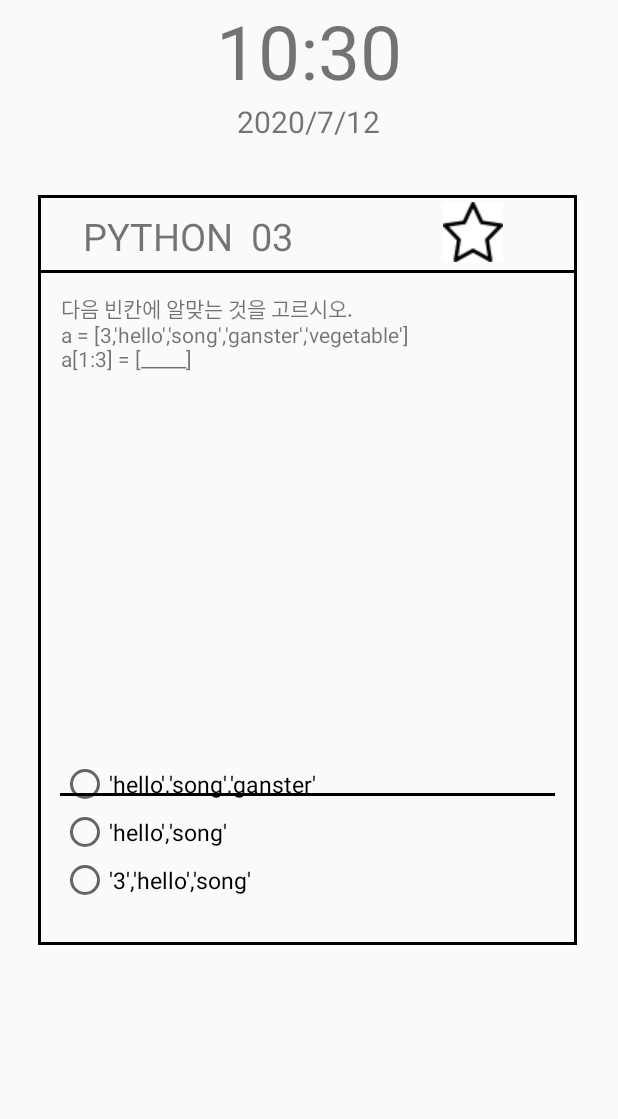
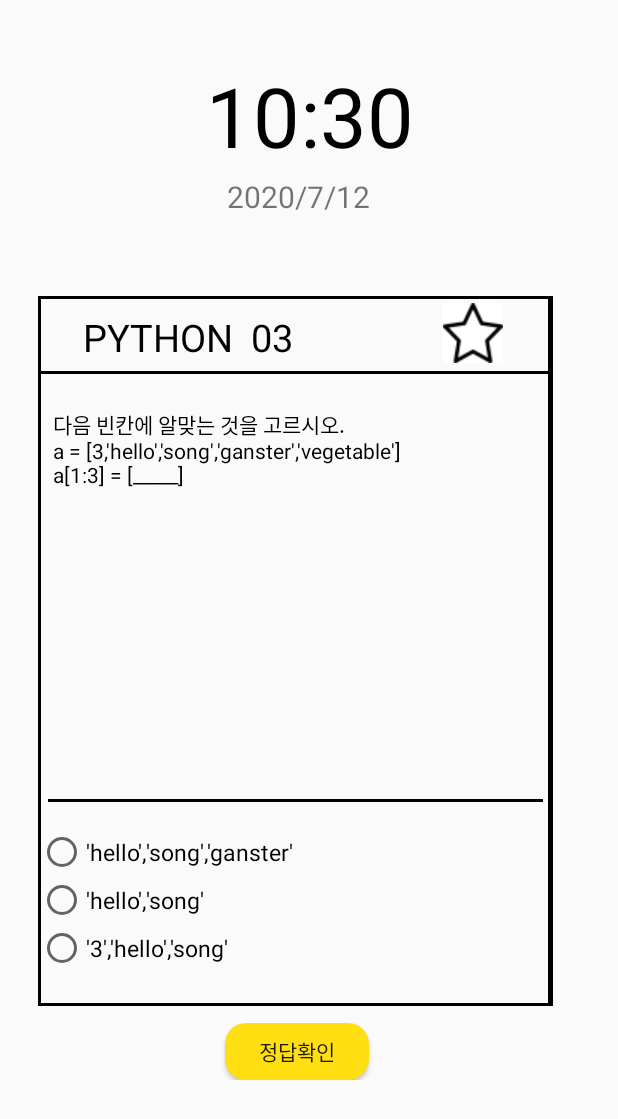
Before and after one commit to kjeon0901/Morning-Coding, an Android app: the LockScreenActivity screen opened directly, with no data from a screen before it, on a phone screen of 412 x 824 dp. Shown: the top 1119 px of the screen. Run offline under Robolectric (Android 15) with nearby library versions, the phone set to English and light mode, and no system bars; 2 statements that could not run were skipped.

Commit message:
문제풀기

```diff
--- a/app/src/main/java/com/example/bottomup2020/LockScreenActivity.java
+++ b/app/src/main/java/com/example/bottomup2020/LockScreenActivity.java
@@ -9,7 +9,9 @@ import android.view.View;
 import android.view.WindowManager;
 import android.widget.Button;
 import android.widget.ImageButton;
+import android.widget.RadioButton;
 import android.widget.TextView;
+import android.widget.Toast;
 
 import androidx.annotation.RequiresApi;
 import androidx.appcompat.app.AppCompatActivity;
@@ -26,8 +28,9 @@ public class LockScreenActivity extends AppCompatActivity {
     TextView Time;
     TextView Date;
     TextView textView,problem_text;
-    Button button1,button2,button3;
-
+    RadioButton one,two,three;
+    Button answer_btn;
+    String answer;
     SimpleDateFormat sdf = new SimpleDateFormat("HH:mm");
     String time = sdf.format(new Date(System.currentTimeMillis()));
     //sdf = new SimpleDateFormat("yyyy/MM/dd");
@@ -44,14 +47,15 @@ public class LockScreenActivity extends AppCompatActivity {
         super.onCreate(savedInstanceState);
         setContentView(R.layout.activity_lock_screen);
 
-        textView = (TextView) findViewById(R.id.lock_problem_name);
-        button1 = (Button) findViewById(R.id.lock_radiobutton1);
-        button2 = (Button) findViewById(R.id.lock_radiobutton2);
-        button3 = (Button) findViewById(R.id.lock_radiobutton3);
-        problem_text = (TextView) findViewById(R.id.lock_problem_text);
+        textView = findViewById(R.id.lock_problem_name);
+        one =  findViewById(R.id.one);
+        two =  findViewById(R.id.two);
+        three =  findViewById(R.id.three);
+        problem_text =  findViewById(R.id.lock_problem_text);
+        answer_btn=findViewById(R.id.answer);
 
         timeset();
-        tViewLock = (TextView) findViewById(R.id.lock_problem_text);
+        tViewLock =  findViewById(R.id.lock_problem_text);
         tViewLock.setMovementMethod(new ScrollingMovementMethod());
 
         final ImageButton imageBtn = findViewById(R.id.lock_star_off_btn);
@@ -68,7 +72,37 @@ public class LockScreenActivity extends AppCompatActivity {
         getWindow().addFlags(WindowManager.LayoutParams.FLAG_SHOW_WHEN_LOCKED
          | WindowManager.LayoutParams.FLAG_DISMISS_KEYGUARD);
 
-        textSet();
+        textSet(); //문제 띄우기
+
+        answer_btn.setOnClickListener(new View.OnClickListener() {
+            @Override
+            public void onClick(View view) {
+                if(one.isChecked()){
+                    if(answer.equals("1번")){
+                        Toast.makeText(getApplicationContext(), "정답입니다!", Toast.LENGTH_LONG).show();
+                    }
+                    else{
+                        Toast.makeText(getApplicationContext(),"틀렸습니다. 정답은 "+answer ,Toast.LENGTH_LONG).show();
+                    }
+                }
+                else if(two.isChecked()){
+                    if(answer.equals("2번")){
+                        Toast.makeText(getApplicationContext(), "정답입니다!", Toast.LENGTH_LONG).show();
+                    }
+                    else{
+                        Toast.makeText(getApplicationContext(),"틀렸습니다. 정답은 "+answer ,Toast.LENGTH_LONG).show();
+                    }
+                }
+                else{
+                    if(answer.equals("3번")){
+                        Toast.makeText(getApplicationContext(), "정답입니다!", Toast.LENGTH_LONG).show();
+                    }
+                    else{
+                        Toast.makeText(getApplicationContext(),"틀렸습니다. 정답은 "+answer ,Toast.LENGTH_LONG).show();
+                    }
+                }
+            }
+        });
 
     }
 
@@ -89,9 +123,10 @@ public class LockScreenActivity extends AppCompatActivity {
             textView.setText(array[i]);
             String[] str = array[i + 1].split("\\|\\|");   // 선지 구분
             problem_text.setText(str[0]);
-            button1.setText(str[1]);
-            button2.setText(str[2]);
-            button3.setText(str[3]);
+            one.setText(str[1]);
+            two.setText(str[2]);
+            three.setText(str[3]);
+            answer=str[4];
             break;
         }
         problem_text.setMovementMethod(new ScrollingMovementMethod());
--- a/app/src/main/res/layout/activity_lock_screen.xml
+++ b/app/src/main/res/layout/activity_lock_screen.xml
@@ -9,22 +9,29 @@
     style="@style/LockTheme">
 
     <TextView
-        android:layout_width="wrap_content"
-        android:layout_height="wrap_content"
         android:id="@+id/Time"
-        android:textSize="50dp"
-        android:layout_gravity="center_horizontal"/>
+        android:layout_width="148dp"
+        android:layout_height="77dp"
+        android:textColor="#000000"
+        android:layout_marginLeft="5dp"
+        android:layout_gravity="center_horizontal"
+        android:layout_marginTop="40sp"
+        android:textSize="55dp" />
+
     <TextView
-        android:layout_width="wrap_content"
-        android:layout_height="wrap_content"
+        android:id="@+id/Date"
+        android:layout_width="129dp"
+        android:layout_height="39dp"
+        android:layout_gravity="center_horizontal"
+        android:layout_marginLeft="10dp"
         android:layout_marginBottom="10dp"
-        android:id="@+id/Date"
-        android:textSize="20dp"
-        android:layout_gravity="center_horizontal"/>
+        android:textSize="20dp" />
 
     <FrameLayout
         android:layout_width="match_parent"
-        android:layout_height="match_parent">
+        android:layout_height="match_parent"
+        android:layout_marginTop="5dp"
+        >
 
         <ImageButton
             android:id="@+id/lock_star_off_btn"
@@ -42,14 +49,15 @@
             android:textSize="25dp"
             android:layout_marginTop="35dp"
             android:layout_marginLeft="55dp"
+            android:textColor="#000000"
             android:layout_width="wrap_content"
             android:layout_height="wrap_content"
             android:text="Java 01번" />
 
         <FrameLayout
             android:id="@+id/lock_whole_frame"
-            android:layout_width="359dp"
-            android:layout_height="500dp"
+            android:layout_width="343dp"
+            android:layout_height="473dp"
             android:layout_marginLeft="25dp"
             android:layout_marginTop="25dp">
 
@@ -77,8 +85,8 @@
 
             <View
                 android:id="@+id/lock_vertical2"
-                android:layout_width="2dp"
-                android:layout_height="match_parent"
+                android:layout_width="3dp"
+                android:layout_height="494dp"
                 android:layout_centerInParent="true"
                 android:layout_gravity="right"
                 android:background="#000000" />
@@ -89,7 +97,7 @@
                 android:layout_height="2dp"
                 android:layout_centerInParent="true"
                 android:layout_gravity="center"
-                android:layout_marginTop="150dp"
+                android:layout_marginTop="100dp"
                 android:background="#000000" />
 
             <View
@@ -102,50 +110,65 @@
 
             <FrameLayout
                 android:id="@+id/lock_problem_frame"
-                android:layout_width="match_parent"
-                android:layout_height="407dp"
-                android:layout_marginLeft="15dp"
+                android:layout_width="343dp"
+                android:layout_height="385dp"
                 android:layout_marginTop="65dp"
-                android:layout_marginRight="15dp"
                 android:layout_marginBottom="15dp">
 
                 <TextView
                     android:id="@+id/lock_problem_text"
                     android:layout_width="wrap_content"
                     android:layout_height="wrap_content"
-                    android:text="TextView"
-                    android:scrollbars="vertical"/>
+                    android:layout_margin="10dp"
+                    android:textColor="#000000"
+                    android:scrollbars="vertical"
+                    android:text="TextView" />
 
                 <RadioGroup
                     android:layout_width="match_parent"
+                    android:layout_height="wrap_content"
                     android:layout_gravity="bottom"
-                    android:fontFamily="@font/fontstyle_2"
-                    android:layout_height="wrap_content">
+                    android:fontFamily="@font/fontstyle_2">
 
                     <RadioButton
-                        android:id="@+id/lock_radiobutton1"
+                        android:id="@+id/one"
                         android:layout_width="match_parent"
                         android:layout_height="wrap_content"
-                        android:textSize="15dp"
-                        android:text="RadioButton" />
+                        android:text="RadioButton"
+                        android:textSize="15dp" />
 
                     <RadioButton
-                        android:id="@+id/lock_radiobutton2"
+                        android:id="@+id/two"
                         android:layout_width="match_parent"
                         android:layout_height="wrap_content"
-                        android:textSize="15dp"
-                        android:text="RadioButton" />
+                        android:text="RadioButton"
+                        android:textSize="15dp" />
 
                     <RadioButton
-                        android:id="@+id/lock_radiobutton3"
+                        android:id="@+id/three"
                         android:layout_width="match_parent"
                         android:layout_height="wrap_content"
-                        android:textSize="15dp"
-                        android:text="RadioButton" />
+                        android:text="RadioButton"
+                        android:textSize="15dp" />
                 </RadioGroup>
 
             </FrameLayout>
         </FrameLayout>
+
+        <FrameLayout
+            android:layout_width="match_parent"
+            android:layout_height="wrap_content"
+            android:layout_marginTop="510dp">
+
+            <Button
+                android:id="@+id/answer"
+                android:layout_width="96dp"
+                android:layout_height="38dp"
+                android:layout_marginLeft="150dp"
+                android:background="@drawable/buttonstyle"
+                android:text="정답확인" />
+        </FrameLayout>
+
     </FrameLayout>
 
 </LinearLayout>
```
Also changed, not shown: app/src/main/java/com/example/bottomup2020/HomeActivity.java (+25 -33 lines).
